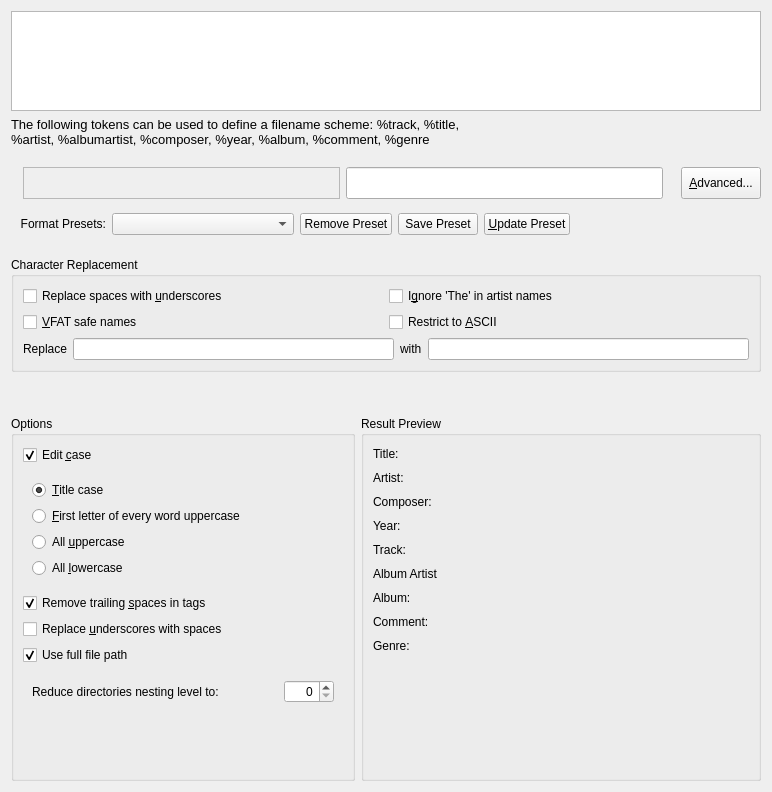
First picture: the form in src/dialogs/FilenameLayoutDialog.ui, repository KDE/amarok, before the edit.
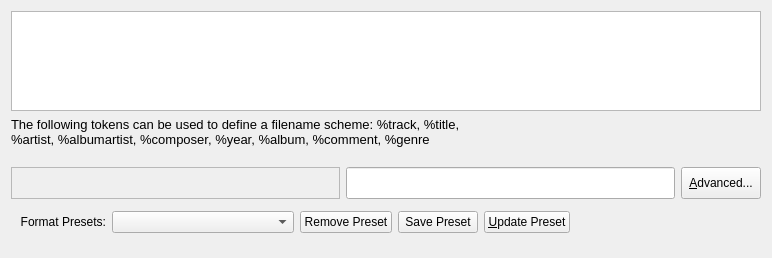
Second picture: the form after the edit. Custom widgets are drawn as their Qt base class.

What changed in the file:
```diff
--- a/src/dialogs/FilenameLayoutDialog.ui
+++ b/src/dialogs/FilenameLayoutDialog.ui
@@ -7,7 +7,7 @@
     <x>0</x>
     <y>0</y>
     <width>772</width>
-    <height>792</height>
+    <height>258</height>
    </rect>
   </property>
   <property name="sizePolicy">
@@ -124,51 +124,7 @@
     </widget>
    </item>
    <item>
-    <layout class="QHBoxLayout" name="horizontalLayout_2">
-     <item>
-      <widget class="QFrame" name="collectionRootFrame">
-       <property name="sizePolicy">
-        <sizepolicy hsizetype="Minimum" vsizetype="Preferred">
-         <horstretch>0</horstretch>
-         <verstretch>0</verstretch>
-        </sizepolicy>
-       </property>
-       <property name="maximumSize">
-        <size>
-         <width>16777215</width>
-         <height>24</height>
-        </size>
-       </property>
-       <property name="frameShape">
-        <enum>QFrame::StyledPanel</enum>
-       </property>
-       <property name="frameShadow">
-        <enum>QFrame::Raised</enum>
-       </property>
-      </widget>
-     </item>
-     <item>
-      <widget class="QFrame" name="collectionSlashFrame">
-       <property name="sizePolicy">
-        <sizepolicy hsizetype="Minimum" vsizetype="Preferred">
-         <horstretch>0</horstretch>
-         <verstretch>0</verstretch>
-        </sizepolicy>
-       </property>
-       <property name="maximumSize">
-        <size>
-         <width>16777215</width>
-         <height>24</height>
-        </size>
-       </property>
-       <property name="frameShape">
-        <enum>QFrame::StyledPanel</enum>
-       </property>
-       <property name="frameShadow">
-        <enum>QFrame::Raised</enum>
-       </property>
-      </widget>
-     </item>
+    <layout class="QHBoxLayout" name="schemaLineLayout">
      <item>
       <widget class="QFrame" name="filenameLayout">
        <property name="sizePolicy">
@@ -216,50 +172,6 @@
        </property>
       </widget>
      </item>
-     <item>
-      <widget class="QFrame" name="dotFrame">
-       <property name="sizePolicy">
-        <sizepolicy hsizetype="Minimum" vsizetype="Preferred">
-         <horstretch>0</horstretch>
-         <verstretch>0</verstretch>
-        </sizepolicy>
-       </property>
-       <property name="maximumSize">
-        <size>
-         <width>16777215</width>
-         <height>24</height>
-        </size>
-       </property>
-       <property name="frameShape">
-        <enum>QFrame::StyledPanel</enum>
-       </property>
-       <property name="frameShadow">
-        <enum>QFrame::Raised</enum>
-       </property>
-      </widget>
-     </item>
-     <item>
-      <widget class="QFrame" name="extensionFrame">
-       <property name="sizePolicy">
-        <sizepolicy hsizetype="Minimum" vsizetype="Preferred">
-         <horstretch>0</horstretch>
-         <verstretch>0</verstretch>
-        </sizepolicy>
-       </property>
-       <property name="maximumSize">
-        <size>
-         <width>16777215</width>
-         <height>24</height>
-        </size>
-       </property>
-       <property name="frameShape">
-        <enum>QFrame::StyledPanel</enum>
-       </property>
-       <property name="frameShadow">
-        <enum>QFrame::Raised</enum>
-       </property>
-      </widget>
-     </item>
      <item>
       <widget class="KPushButton" name="kpbAdvanced">
        <property name="sizePolicy">
@@ -371,724 +283,6 @@
      </layout>
     </widget>
    </item>
-   <item>
-    <widget class="QGroupBox" name="groupBox_2">
-     <property name="sizePolicy">
-      <sizepolicy hsizetype="MinimumExpanding" vsizetype="Minimum">
-       <horstretch>0</horstretch>
-       <verstretch>0</verstretch>
-      </sizepolicy>
-     </property>
-     <property name="title">
-      <string>Character Replacement</string>
-     </property>
-     <property name="flat">
-      <bool>true</bool>
-     </property>
-     <layout class="QGridLayout" name="gridLayout_2">
-      <property name="sizeConstraint">
-       <enum>QLayout::SetDefaultConstraint</enum>
-      </property>
-      <item row="0" column="0">
-       <widget class="QCheckBox" name="spaceCheck">
-        <property name="sizePolicy">
-         <sizepolicy hsizetype="MinimumExpanding" vsizetype="Fixed">
-          <horstretch>0</horstretch>
-          <verstretch>0</verstretch>
-         </sizepolicy>
-        </property>
-        <property name="toolTip">
-         <string>If checked, convert spaces to underscores.</string>
-        </property>
-        <property name="whatsThis">
-         <string>If checked all spaces will be replaced with underscores in the file names. If not, spaces will be left as they are.</string>
-        </property>
-        <property name="text">
-         <string>Replace spaces with &amp;underscores</string>
-        </property>
-       </widget>
-      </item>
-      <item row="0" column="1">
-       <widget class="QCheckBox" name="ignoreTheCheck">
-        <property name="sizePolicy">
-         <sizepolicy hsizetype="MinimumExpanding" vsizetype="Fixed">
-          <horstretch>0</horstretch>
-          <verstretch>0</verstretch>
-         </sizepolicy>
-        </property>
-        <property name="toolTip">
-         <string>If checked, postfix artists' names starting with 'The' with ', The'.</string>
-        </property>
-        <property name="whatsThis">
-         <string>If checked all artists that have the word &quot;The&quot; at the beginning will be treated as if the &quot;The&quot; was not there. Example, &quot;The Beatles&quot; would become &quot;Beatles, The&quot;</string>
-        </property>
-        <property name="text">
-         <string>I&amp;gnore 'The' in artist names</string>
-        </property>
-       </widget>
-      </item>
-      <item row="1" column="0">
-       <widget class="QCheckBox" name="vfatCheck">
-        <property name="sizePolicy">
-         <sizepolicy hsizetype="MinimumExpanding" vsizetype="Fixed">
-          <horstretch>0</horstretch>
-          <verstretch>0</verstretch>
-         </sizepolicy>
-        </property>
-        <property name="toolTip">
-         <string>Replace characters that are incompatible with MS-DOS/VFAT file systems with underscores. 
-
-Most people can leave this option enabled.</string>
-        </property>
-        <property name="whatsThis">
-         <string>If checked, replace characters that are incompatible with MS-DOS/VFAT file systems with underscores. Incompatible characters include |?*&lt;&quot;:&gt;+[] and unicode control characters. 
-
-Most people can leave this option enabled as it ensures copying to media devices will function correctly.</string>
-        </property>
-        <property name="text">
-         <string>&amp;VFAT safe names</string>
-        </property>
-       </widget>
-      </item>
-      <item row="1" column="1">
-       <widget class="QCheckBox" name="asciiCheck">
-        <property name="sizePolicy">
-         <sizepolicy hsizetype="MinimumExpanding" vsizetype="Fixed">
-          <horstretch>0</horstretch>
-          <verstretch>0</verstretch>
-         </sizepolicy>
-        </property>
-        <property name="toolTip">
-         <string>&lt;!DOCTYPE HTML PUBLIC &quot;-//W3C//DTD HTML 4.0//EN&quot; &quot;http://www.w3.org/TR/REC-html40/strict.dtd&quot;&gt;
-&lt;html&gt;&lt;head&gt;&lt;meta name=&quot;qrichtext&quot; content=&quot;1&quot; /&gt;&lt;style type=&quot;text/css&quot;&gt;
-p, li { white-space: pre-wrap; }
-&lt;/style&gt;&lt;/head&gt;&lt;body style=&quot; font-family:'Sans Serif'; font-size:9pt; font-weight:400; font-style:normal;&quot;&gt;
-&lt;p style=&quot; margin-top:0px; margin-bottom:0px; margin-left:0px; margin-right:0px; -qt-block-indent:0; text-indent:0px;&quot;&gt;If checked, all non-ASCII characters will be replaced with underscores.&lt;span style=&quot; font-weight:600;&quot;&gt; &lt;/span&gt;&lt;/p&gt;
-&lt;p style=&quot;-qt-paragraph-type:empty; margin-top:0px; margin-bottom:0px; margin-left:0px; margin-right:0px; -qt-block-indent:0; text-indent:0px; font-weight:600;&quot;&gt;&lt;/p&gt;
-&lt;p style=&quot; margin-top:0px; margin-bottom:0px; margin-left:0px; margin-right:0px; -qt-block-indent:0; text-indent:0px;&quot;&gt;&lt;span style=&quot; font-weight:600;&quot;&gt;Do not check this option if you have non-English characters in your tags. &lt;/span&gt;&lt;/p&gt;
-&lt;p style=&quot;-qt-paragraph-type:empty; margin-top:0px; margin-bottom:0px; margin-left:0px; margin-right:0px; -qt-block-indent:0; text-indent:0px;&quot;&gt;&lt;/p&gt;
-&lt;p style=&quot; margin-top:0px; margin-bottom:0px; margin-left:0px; margin-right:0px; -qt-block-indent:0; text-indent:0px;&quot;&gt;Most people can leave this option unchecked.&lt;/p&gt;&lt;/body&gt;&lt;/html&gt;</string>
-        </property>
-        <property name="whatsThis">
-         <string>&lt;!DOCTYPE HTML PUBLIC &quot;-//W3C//DTD HTML 4.0//EN&quot; &quot;http://www.w3.org/TR/REC-html40/strict.dtd&quot;&gt;
-&lt;html&gt;&lt;head&gt;&lt;meta name=&quot;qrichtext&quot; content=&quot;1&quot; /&gt;&lt;style type=&quot;text/css&quot;&gt;
-p, li { white-space: pre-wrap; }
-&lt;/style&gt;&lt;/head&gt;&lt;body style=&quot; font-family:'Sans Serif'; font-size:9pt; font-weight:400; font-style:normal;&quot;&gt;
-&lt;p style=&quot; margin-top:0px; margin-bottom:0px; margin-left:0px; margin-right:0px; -qt-block-indent:0; text-indent:0px;&quot;&gt;If checked, all non-ASCII characters will be replaced with underscores.&lt;span style=&quot; font-weight:600;&quot;&gt; Do not check this option if you have non-English characters in your tags. &lt;/span&gt;&lt;/p&gt;
-&lt;p style=&quot;-qt-paragraph-type:empty; margin-top:0px; margin-bottom:0px; margin-left:0px; margin-right:0px; -qt-block-indent:0; text-indent:0px;&quot;&gt;&lt;/p&gt;
-&lt;p style=&quot; margin-top:0px; margin-bottom:0px; margin-left:0px; margin-right:0px; -qt-block-indent:0; text-indent:0px;&quot;&gt;Most people can leave this option &lt;span style=&quot; font-style:italic;&quot;&gt;unchecked.&lt;/span&gt;&lt;/p&gt;&lt;/body&gt;&lt;/html&gt;</string>
-        </property>
-        <property name="text">
-         <string>Restrict to &amp;ASCII</string>
-        </property>
-       </widget>
-      </item>
-      <item row="4" column="0" colspan="2">
-       <layout class="QHBoxLayout" name="_2">
-        <item>
-         <widget class="QLabel" name="textLabel1">
-          <property name="sizePolicy">
-           <sizepolicy hsizetype="Preferred" vsizetype="Minimum">
-            <horstretch>0</horstretch>
-            <verstretch>0</verstretch>
-           </sizepolicy>
-          </property>
-          <property name="minimumSize">
-           <size>
-            <width>0</width>
-            <height>21</height>
-           </size>
-          </property>
-          <property name="text">
-           <string>Replace</string>
-          </property>
-          <property name="wordWrap">
-           <bool>false</bool>
-          </property>
-         </widget>
-        </item>
-        <item>
-         <widget class="KLineEdit" name="regexpEdit">
-          <property name="sizePolicy">
-           <sizepolicy hsizetype="Expanding" vsizetype="Minimum">
-            <horstretch>0</horstretch>
-            <verstretch>0</verstretch>
-           </sizepolicy>
-          </property>
-          <property name="minimumSize">
-           <size>
-            <width>0</width>
-            <height>21</height>
-           </size>
-          </property>
-          <property name="toolTip">
-           <string>Regular expression</string>
-          </property>
-         </widget>
-        </item>
-        <item>
-         <widget class="QLabel" name="textLabel2">
-          <property name="sizePolicy">
-           <sizepolicy hsizetype="Preferred" vsizetype="Minimum">
-            <horstretch>0</horstretch>
-            <verstretch>0</verstretch>
-           </sizepolicy>
-          </property>
-          <property name="minimumSize">
-           <size>
-            <width>0</width>
-            <height>21</height>
-           </size>
-          </property>
-          <property name="text">
-           <string>with</string>
-          </property>
-          <property name="wordWrap">
-           <bool>false</bool>
-          </property>
-         </widget>
-        </item>
-        <item>
-         <widget class="KLineEdit" name="replaceEdit">
-          <property name="sizePolicy">
-           <sizepolicy hsizetype="Expanding" vsizetype="Minimum">
-            <horstretch>0</horstretch>
-            <verstretch>0</verstretch>
-           </sizepolicy>
-          </property>
-          <property name="minimumSize">
-           <size>
-            <width>0</width>
-            <height>21</height>
-           </size>
-          </property>
-          <property name="toolTip">
-           <string>Character string</string>
-          </property>
-         </widget>
-        </item>
-       </layout>
-      </item>
-     </layout>
-    </widget>
-   </item>
-   <item>
-    <layout class="QHBoxLayout" name="horizontalLayout_3" stretch="0">
-     <property name="spacing">
-      <number>6</number>
-     </property>
-     <property name="bottomMargin">
-      <number>0</number>
-     </property>
-     <item>
-      <widget class="QLabel" name="filenamePreview">
-       <property name="sizePolicy">
-        <sizepolicy hsizetype="MinimumExpanding" vsizetype="Fixed">
-         <horstretch>0</horstretch>
-         <verstretch>0</verstretch>
-        </sizepolicy>
-       </property>
-       <property name="minimumSize">
-        <size>
-         <width>0</width>
-         <height>32</height>
-        </size>
-       </property>
-       <property name="maximumSize">
-        <size>
-         <width>30000</width>
-         <height>32</height>
-        </size>
-       </property>
-       <property name="acceptDrops">
-        <bool>false</bool>
-       </property>
-       <property name="autoFillBackground">
-        <bool>false</bool>
-       </property>
-       <property name="text">
-        <string notr="true"/>
-       </property>
-       <property name="alignment">
-        <set>Qt::AlignCenter</set>
-       </property>
-      </widget>
-     </item>
-    </layout>
-   </item>
-   <item>
-    <layout class="QHBoxLayout" name="horizontalLayout">
-     <item>
-      <widget class="KButtonGroup" name="optionsFrame">
-       <property name="sizePolicy">
-        <sizepolicy hsizetype="Preferred" vsizetype="Preferred">
-         <horstretch>0</horstretch>
-         <verstretch>0</verstretch>
-        </sizepolicy>
-       </property>
-       <property name="maximumSize">
-        <size>
-         <width>16777215</width>
-         <height>16000000</height>
-        </size>
-       </property>
-       <property name="title">
-        <string>Options</string>
-       </property>
-       <layout class="QVBoxLayout" name="verticalLayout">
-        <item>
-         <widget class="QCheckBox" name="cbCase">
-          <property name="sizePolicy">
-           <sizepolicy hsizetype="MinimumExpanding" vsizetype="Preferred">
-            <horstretch>0</horstretch>
-            <verstretch>0</verstretch>
-           </sizepolicy>
-          </property>
-          <property name="text">
-           <string>Edit &amp;case</string>
-          </property>
-          <property name="checked">
-           <bool>true</bool>
-          </property>
-         </widget>
-        </item>
-        <item>
-         <widget class="QWidget" name="caseContainer" native="true">
-          <property name="sizePolicy">
-           <sizepolicy hsizetype="MinimumExpanding" vsizetype="Fixed">
-            <horstretch>0</horstretch>
-            <verstretch>0</verstretch>
-           </sizepolicy>
-          </property>
-          <property name="minimumSize">
-           <size>
-            <width>320</width>
-            <height>0</height>
-           </size>
-          </property>
-          <layout class="QVBoxLayout" name="verticalLayout_2">
-           <item>
-            <widget class="QRadioButton" name="rbTitleCase">
-             <property name="sizePolicy">
-              <sizepolicy hsizetype="MinimumExpanding" vsizetype="Preferred">
-               <horstretch>0</horstretch>
-               <verstretch>0</verstretch>
-              </sizepolicy>
-             </property>
-             <property name="minimumSize">
-              <size>
-               <width>0</width>
-               <height>0</height>
-              </size>
-             </property>
-             <property name="text">
-              <string>&amp;Title case</string>
-             </property>
-             <property name="checked">
-              <bool>true</bool>
-             </property>
-            </widget>
-           </item>
-           <item>
-            <widget class="QRadioButton" name="rbFirstLetter">
-             <property name="sizePolicy">
-              <sizepolicy hsizetype="MinimumExpanding" vsizetype="Preferred">
-               <horstretch>0</horstretch>
-               <verstretch>0</verstretch>
-              </sizepolicy>
-             </property>
-             <property name="minimumSize">
-              <size>
-               <width>0</width>
-               <height>0</height>
-              </size>
-             </property>
-             <property name="text">
-              <string>&amp;First letter of every word uppercase</string>
-             </property>
-            </widget>
-           </item>
-           <item>
-            <widget class="QRadioButton" name="rbAllUpper">
-             <property name="sizePolicy">
-              <sizepolicy hsizetype="MinimumExpanding" vsizetype="Preferred">
-               <horstretch>0</horstretch>
-               <verstretch>0</verstretch>
-              </sizepolicy>
-             </property>
-             <property name="minimumSize">
-              <size>
-               <width>0</width>
-               <height>0</height>
-              </size>
-             </property>
-             <property name="text">
-              <string>All &amp;uppercase</string>
-             </property>
-            </widget>
-           </item>
-           <item>
-            <widget class="QRadioButton" name="rbAllLower">
-             <property name="sizePolicy">
-              <sizepolicy hsizetype="MinimumExpanding" vsizetype="Preferred">
-               <horstretch>0</horstretch>
-               <verstretch>0</verstretch>
-              </sizepolicy>
-             </property>
-             <property name="minimumSize">
-              <size>
-               <width>0</width>
-               <height>0</height>
-              </size>
-             </property>
-             <property name="text">
-              <string>All &amp;lowercase</string>
-             </property>
-            </widget>
-           </item>
-          </layout>
-         </widget>
-        </item>
-        <item>
-         <widget class="QCheckBox" name="cbEliminateSpaces">
-          <property name="sizePolicy">
-           <sizepolicy hsizetype="MinimumExpanding" vsizetype="Preferred">
-            <horstretch>0</horstretch>
-            <verstretch>0</verstretch>
-           </sizepolicy>
-          </property>
-          <property name="minimumSize">
-           <size>
-            <width>0</width>
-            <height>0</height>
-           </size>
-          </property>
-          <property name="text">
-           <string>Remove trailing &amp;spaces in tags</string>
-          </property>
-          <property name="checked">
-           <bool>true</bool>
-          </property>
-         </widget>
-        </item>
-        <item>
-         <widget class="QCheckBox" name="cbReplaceUnderscores">
-          <property name="sizePolicy">
-           <sizepolicy hsizetype="Minimum" vsizetype="Preferred">
-            <horstretch>0</horstretch>
-            <verstretch>0</verstretch>
-           </sizepolicy>
-          </property>
-          <property name="text">
-           <string>Replace &amp;underscores with spaces</string>
-          </property>
-         </widget>
-        </item>
-        <item>
-         <widget class="QCheckBox" name="cbUseFullPath">
-          <property name="text">
-           <string>Use full file path</string>
-          </property>
-          <property name="checked">
-           <bool>true</bool>
-          </property>
-         </widget>
-        </item>
-        <item>
-         <widget class="QWidget" name="hlNestingLevel" native="true">
-          <layout class="QHBoxLayout" name="horizontalLayout_4">
-           <item>
-            <widget class="QLabel" name="label_14">
-             <property name="text">
-              <string>Reduce directories nesting level to:</string>
-             </property>
-            </widget>
-           </item>
-           <item>
-            <widget class="QSpinBox" name="sbNestingLevel">
-             <property name="sizePolicy">
-              <sizepolicy hsizetype="Fixed" vsizetype="Fixed">
-               <horstretch>0</horstretch>
-               <verstretch>0</verstretch>
-              </sizepolicy>
-             </property>
-             <property name="maximumSize">
-              <size>
-               <width>50</width>
-               <height>16777215</height>
-              </size>
-             </property>
-             <property name="alignment">
-              <set>Qt::AlignRight|Qt::AlignTrailing|Qt::AlignVCenter</set>
-             </property>
-            </widget>
-           </item>
-          </layout>
-         </widget>
-        </item>
-        <item>
-         <spacer name="verticalSpacer">
-          <property name="orientation">
-           <enum>Qt::Vertical</enum>
-          </property>
-          <property name="sizeHint" stdset="0">
-           <size>
-            <width>20</width>
-            <height>40</height>
-           </size>
-          </property>
-         </spacer>
-        </item>
-       </layout>
-      </widget>
-     </item>
-     <item>
-      <widget class="QGroupBox" name="resultGroupBox">
-       <property name="minimumSize">
-        <size>
-         <width>400</width>
-         <height>0</height>
-        </size>
-       </property>
-       <property name="title">
-        <string>Result Preview</string>
-       </property>
-       <layout class="QVBoxLayout" name="verticalLayout_4">
-        <item>
-         <layout class="QGridLayout" name="gridLayout">
-          <item row="0" column="0">
-           <widget class="QLabel" name="label_5">
-            <property name="text">
-             <string>Title:</string>
-            </property>
-           </widget>
-          </item>
-          <item row="1" column="0">
-           <widget class="QLabel" name="label_4">
-            <property name="text">
-             <string>Artist:</string>
-            </property>
-           </widget>
-          </item>
-          <item row="2" column="0">
-           <widget class="QLabel" name="label_2">
-            <property name="text">
-             <string>Composer:</string>
-            </property>
-           </widget>
-          </item>
-          <item row="3" column="0">
-           <widget class="QLabel" name="label_3">
-            <property name="text">
-             <string>Year:</string>
-            </property>
-           </widget>
-          </item>
-          <item row="4" column="0">
-           <widget class="QLabel" name="label_9">
-            <property name="text">
-             <string>Track:</string>
-            </property>
-           </widget>
-          </item>
-          <item row="6" column="0">
-           <widget class="QLabel" name="label_10">
-            <property name="text">
-             <string>Album:</string>
-            </property>
-           </widget>
-          </item>
-          <item row="7" column="0">
-           <widget class="QLabel" name="label_11">
-            <property name="text">
-             <string>Comment:</string>
-            </property>
-           </widget>
-          </item>
-          <item row="8" column="0">
-           <widget class="QLabel" name="label_12">
-            <property name="text">
-             <string>Genre:</string>
-            </property>
-           </widget>
-          </item>
-          <item row="0" column="1">
-           <widget class="QLabel" name="Title_result">
-            <property name="minimumSize">
-             <size>
-              <width>0</width>
-              <height>18</height>
-             </size>
-            </property>
-            <property name="text">
-             <string>&lt;empty&gt;</string>
-            </property>
-            <property name="alignment">
-             <set>Qt::AlignRight|Qt::AlignTrailing|Qt::AlignVCenter</set>
-            </property>
-           </widget>
-          </item>
-          <item row="1" column="1">
-           <widget class="QLabel" name="Artist_result">
-            <property name="minimumSize">
-             <size>
-              <width>0</width>
-              <height>18</height>
-             </size>
-            </property>
-            <property name="text">
-             <string>&lt;empty&gt;</string>
-            </property>
-            <property name="alignment">
-             <set>Qt::AlignRight|Qt::AlignTrailing|Qt::AlignVCenter</set>
-            </property>
-           </widget>
-          </item>
-          <item row="2" column="1">
-           <widget class="QLabel" name="Composer_result">
-            <property name="minimumSize">
-             <size>
-              <width>0</width>
-              <height>18</height>
-             </size>
-            </property>
-            <property name="text">
-             <string>&lt;empty&gt;</string>
-            </property>
-            <property name="alignment">
-             <set>Qt::AlignRight|Qt::AlignTrailing|Qt::AlignVCenter</set>
-            </property>
-           </widget>
-          </item>
-          <item row="3" column="1">
-           <widget class="QLabel" name="Year_result">
-            <property name="minimumSize">
-             <size>
-              <width>0</width>
-              <height>18</height>
-             </size>
-            </property>
-            <property name="text">
-             <string>&lt;empty&gt;</string>
-            </property>
-            <property name="alignment">
-             <set>Qt::AlignRight|Qt::AlignTrailing|Qt::AlignVCenter</set>
-            </property>
-           </widget>
-          </item>
-          <item row="6" column="1">
-           <widget class="QLabel" name="Album_result">
-            <property name="minimumSize">
-             <size>
-              <width>0</width>
-              <height>18</height>
-             </size>
-            </property>
-            <property name="text">
-             <string>&lt;empty&gt;</string>
-            </property>
-            <property name="alignment">
-             <set>Qt::AlignRight|Qt::AlignTrailing|Qt::AlignVCenter</set>
-            </property>
-           </widget>
-          </item>
-          <item row="7" column="1">
-           <widget class="QLabel" name="Comment_result">
-            <property name="minimumSize">
-             <size>
-              <width>0</width>
-              <height>18</height>
-             </size>
-            </property>
-            <property name="text">
-             <string>&lt;empty&gt;</string>
-            </property>
-            <property name="alignment">
-             <set>Qt::AlignRight|Qt::AlignTrailing|Qt::AlignVCenter</set>
-            </property>
-           </widget>
-          </item>
-          <item row="8" column="1">
-           <widget class="QLabel" name="Genre_result">
-            <property name="minimumSize">
-             <size>
-              <width>0</width>
-              <height>18</height>
-             </size>
-            </property>
-            <property name="text">
-             <string>&lt;empty&gt;</string>
-            </property>
-            <property name="alignment">
-             <set>Qt::AlignRight|Qt::AlignTrailing|Qt::AlignVCenter</set>
-            </property>
-           </widget>
-          </item>
-          <item row="4" column="1">
-           <widget class="QLabel" name="Track_result">
-            <property name="minimumSize">
-             <size>
-              <width>0</width>
-              <height>18</height>
-             </size>
-            </property>
-            <property name="text">
-             <string>&lt;empty&gt;</string>
-            </property>
-            <property name="alignment">
-             <set>Qt::AlignRight|Qt::AlignTrailing|Qt::AlignVCenter</set>
-            </property>
-           </widget>
-          </item>
-          <item row="5" column="0">
-           <widget class="QLabel" name="label_13">
-            <property name="minimumSize">
-             <size>
-              <width>0</width>
-              <height>18</height>
-             </size>
-            </property>
-            <property name="text">
-             <string>Album Artist</string>
-            </property>
-           </widget>
-          </item>
-          <item row="5" column="1">
-           <widget class="QLabel" name="AlbumArtist_result">
-            <property name="minimumSize">
-             <size>
-              <width>0</width>
-              <height>18</height>
-             </size>
-            </property>
-            <property name="text">
-             <string>&lt;empty&gt;</string>
-            </property>
-            <property name="alignment">
-             <set>Qt::AlignRight|Qt::AlignTrailing|Qt::AlignVCenter</set>
-            </property>
-           </widget>
-          </item>
-         </layout>
-        </item>
-        <item>
-         <spacer name="verticalSpacer_2">
-          <property name="orientation">
-           <enum>Qt::Vertical</enum>
-          </property>
-          <property name="sizeHint" stdset="0">
-           <size>
-            <width>20</width>
-            <height>114</height>
-           </size>
-          </property>
-         </spacer>
-        </item>
-       </layout>
-      </widget>
-     </item>
-    </layout>
-   </item>
   </layout>
  </widget>
  <customwidgets>
@@ -1097,12 +291,6 @@
    <extends>QLineEdit</extends>
    <header>klineedit.h</header>
   </customwidget>
-  <customwidget>
-   <class>KButtonGroup</class>
-   <extends>QGroupBox</extends>
-   <header>kbuttongroup.h</header>
-   <container>1</container>
-  </customwidget>
   <customwidget>
    <class>KPushButton</class>
    <extends>QPushButton</extends>
```
Left out of the diff: 19 changed lines with no effect on the pictures.
